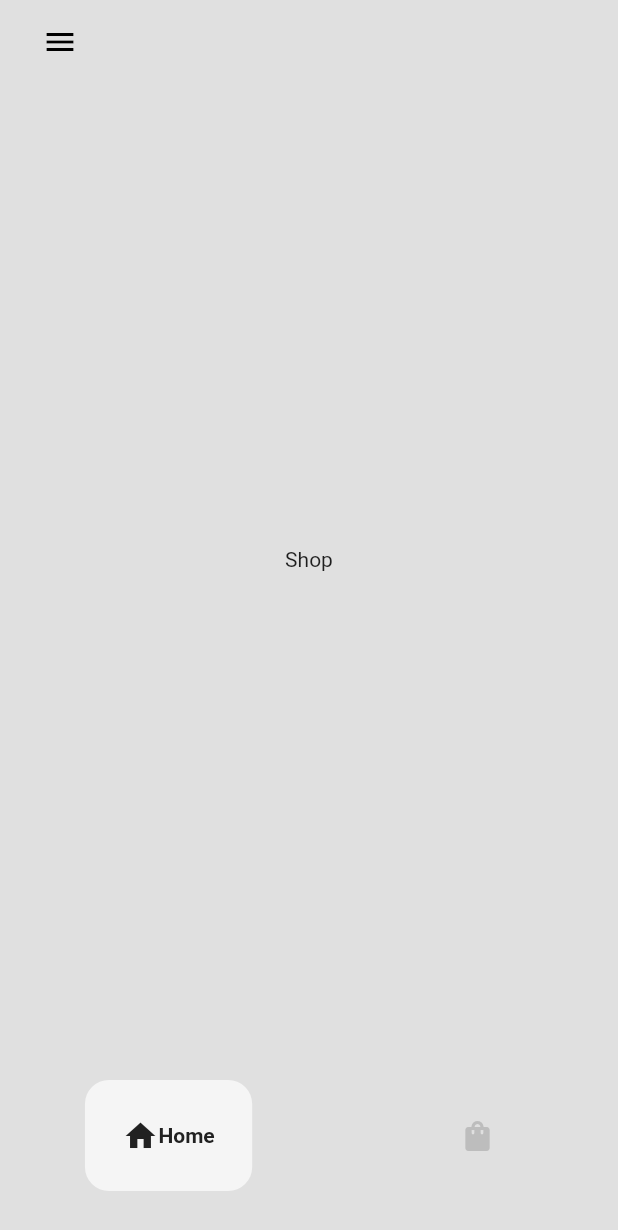
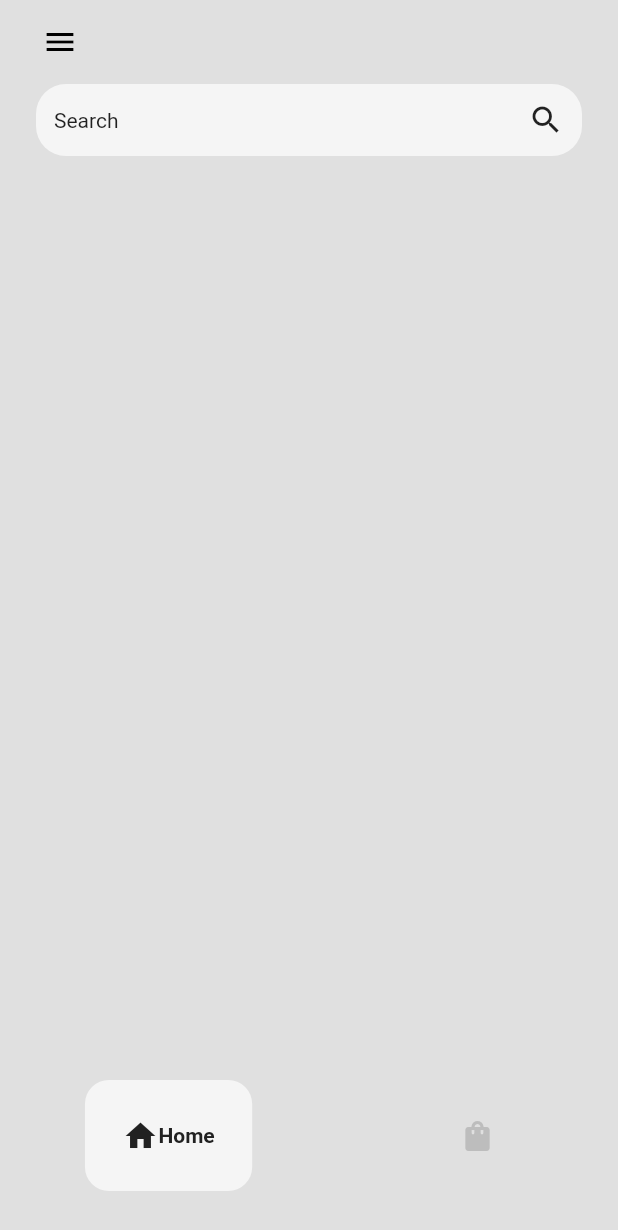
Before and after one commit to KyleAnthonyHay/Demo-Nike-App, a Flutter app: the HomePage screen opened directly, on a phone screen of 412 x 824 dp. Shown: the top 1230 px of the screen. Run offline on Flutter 3.47's test engine with Material 2 defaults, Android fonts, the phone set to English and light mode, and no system bars; drawn by our look-alikes of google_nav_bar.

Commit message:
search bar added

```diff
--- a/nikeapp/lib/pages/shop_page.dart
+++ b/nikeapp/lib/pages/shop_page.dart
@@ -10,8 +10,28 @@
 class _ShopPageState extends State<ShopPage> {
   @override
   Widget build(BuildContext context) {
-    return const Center(
-      child: Text('Shop'),
+    return Column(
+      children: [
+        //search bar
+        Container(
+          padding: const EdgeInsets.all(12),
+          margin: const EdgeInsets.symmetric(horizontal: 24),
+          decoration: BoxDecoration(
+            color: Colors.grey[100],
+            borderRadius: BorderRadius.circular(20),
+          ),
+          child: Row(
+            mainAxisAlignment: MainAxisAlignment.spaceBetween,
+            children: [
+              Text('Search'),
+              Icon(Icons.search),
+            ],
+          ),
+        )
+        //message
+
+        //hot picks
+      ],
     );
   }
 }
```
